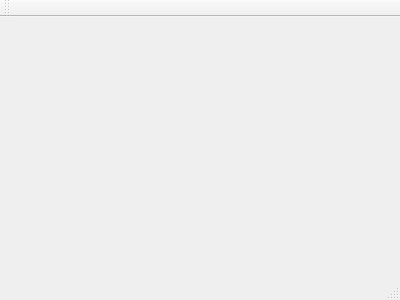
This is Project/pro/mainwindow.ui in Paul3326/FFT_4Qt as Qt 5 draws it before an edit. The edited form follows.
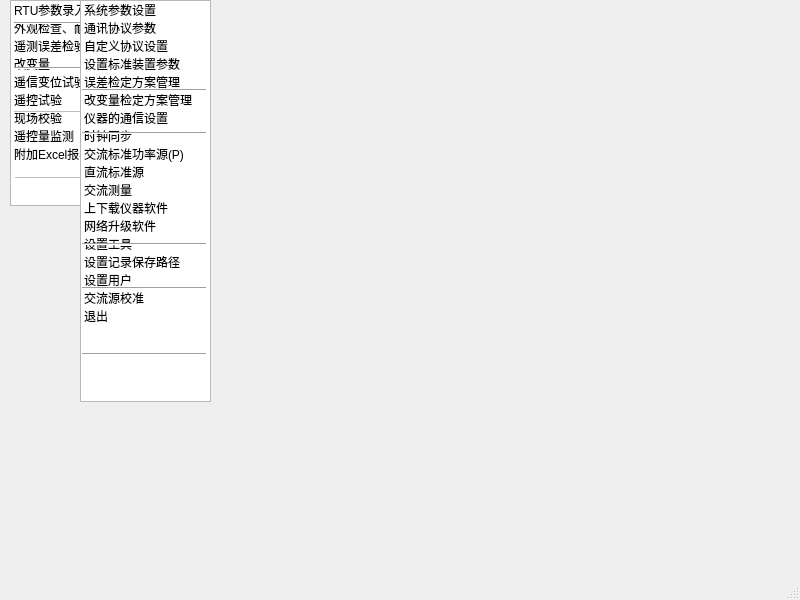
This is the edited form.

What changed in the file:
```diff
--- a/Project/pro/mainwindow.ui
+++ b/Project/pro/mainwindow.ui
@@ -1,24 +1,412 @@
 <ui version="4.0">
  <class>MainWindow</class>
- <widget class="QMainWindow" name="MainWindow" >
-  <property name="geometry" >
+ <widget class="QMainWindow" name="MainWindow">
+  <property name="geometry">
    <rect>
     <x>0</x>
     <y>0</y>
-    <width>400</width>
-    <height>300</height>
+    <width>800</width>
+    <height>600</height>
    </rect>
   </property>
   <property name="windowTitle" >
    <string>MainWindow</string>
   </property>
-  <widget class="QMenuBar" name="menuBar" />
-  <widget class="QToolBar" name="mainToolBar" />
-  <widget class="QWidget" name="centralWidget" />
-  <widget class="QStatusBar" name="statusBar" />
+  <widget class="QWidget" name="centralWidget">
+   <widget class="QListWidget" name="listWidget_RTU">
+    <property name="geometry">
+     <rect>
+      <x>10</x>
+      <y>0</y>
+      <width>145</width>
+      <height>206</height>
+     </rect>
+    </property>
+    <property name="font">
+     <font>
+      <pointsize>9</pointsize>
+     </font>
+    </property>
+    <property name="mouseTracking">
+     <bool>true</bool>
+    </property>
+    <property name="tabletTracking">
+     <bool>true</bool>
+    </property>
+    <property name="horizontalScrollBarPolicy">
+     <enum>Qt::ScrollBarAsNeeded</enum>
+    </property>
+    <property name="sizeAdjustPolicy">
+     <enum>QAbstractScrollArea::AdjustIgnored</enum>
+    </property>
+    <property name="editTriggers">
+     <set>QAbstractItemView::CurrentChanged|QAbstractItemView::EditKeyPressed|QAbstractItemView::SelectedClicked</set>
+    </property>
+    <property name="textElideMode">
+     <enum>Qt::ElideMiddle</enum>
+    </property>
+    <property name="spacing">
+     <number>2</number>
+    </property>
+    <property name="itemAlignment">
+     <set>Qt::AlignJustify|Qt::AlignLeading|Qt::AlignLeft</set>
+    </property>
+    <item>
+     <property name="text">
+      <string>RTU参数录入</string>
+     </property>
+     <property name="font">
+      <font>
+       <underline>false</underline>
+      </font>
+     </property>
+    </item>
+    <item>
+     <property name="text">
+      <string>外观检查、耐压试验结果</string>
+     </property>
+     <property name="background">
+      <brush brushstyle="NoBrush">
+       <color alpha="255">
+        <red>0</red>
+        <green>0</green>
+        <blue>0</blue>
+       </color>
+      </brush>
+     </property>
+     <property name="flags">
+      <set>ItemIsSelectable|ItemIsUserCheckable|ItemIsEnabled</set>
+     </property>
+    </item>
+    <item>
+     <property name="text">
+      <string>遥测误差检验</string>
+     </property>
+    </item>
+    <item>
+     <property name="text">
+      <string>改变量</string>
+     </property>
+    </item>
+    <item>
+     <property name="text">
+      <string>遥信变位试验</string>
+     </property>
+    </item>
+    <item>
+     <property name="text">
+      <string>遥控试验</string>
+     </property>
+    </item>
+    <item>
+     <property name="text">
+      <string>现场校验</string>
+     </property>
+    </item>
+    <item>
+     <property name="text">
+      <string>遥控量监测</string>
+     </property>
+    </item>
+    <item>
+     <property name="text">
+      <string>附加Excel报表管理</string>
+     </property>
+    </item>
+   </widget>
+   <widget class="Line" name="line_1">
+    <property name="geometry">
+     <rect>
+      <x>14</x>
+      <y>22</y>
+      <width>131</width>
+      <height>3</height>
+     </rect>
+    </property>
+    <property name="orientation">
+     <enum>Qt::Horizontal</enum>
+    </property>
+   </widget>
+   <widget class="Line" name="line_2">
+    <property name="geometry">
+     <rect>
+      <x>14</x>
+      <y>67</y>
+      <width>131</width>
+      <height>3</height>
+     </rect>
+    </property>
+    <property name="orientation">
+     <enum>Qt::Horizontal</enum>
+    </property>
+   </widget>
+   <widget class="Line" name="line_3">
+    <property name="enabled">
+     <bool>false</bool>
+    </property>
+    <property name="geometry">
+     <rect>
+      <x>14</x>
+      <y>111</y>
+      <width>131</width>
+      <height>3</height>
+     </rect>
+    </property>
+    <property name="font">
+     <font>
+      <kerning>false</kerning>
+     </font>
+    </property>
+    <property name="orientation">
+     <enum>Qt::Horizontal</enum>
+    </property>
+   </widget>
+   <widget class="Line" name="line_4">
+    <property name="enabled">
+     <bool>false</bool>
+    </property>
+    <property name="geometry">
+     <rect>
+      <x>15</x>
+      <y>177</y>
+      <width>131</width>
+      <height>3</height>
+     </rect>
+    </property>
+    <property name="font">
+     <font>
+      <kerning>false</kerning>
+     </font>
+    </property>
+    <property name="lineWidth">
+     <number>1</number>
+    </property>
+    <property name="midLineWidth">
+     <number>0</number>
+    </property>
+    <property name="orientation">
+     <enum>Qt::Horizontal</enum>
+    </property>
+   </widget>
+   <widget class="QListWidget" name="listWidget_SYS">
+    <property name="geometry">
+     <rect>
+      <x>80</x>
+      <y>0</y>
+      <width>131</width>
+      <height>402</height>
+     </rect>
+    </property>
+    <property name="font">
+     <font>
+      <pointsize>9</pointsize>
+     </font>
+    </property>
+    <property name="mouseTracking">
+     <bool>true</bool>
+    </property>
+    <property name="tabletTracking">
+     <bool>true</bool>
+    </property>
+    <property name="horizontalScrollBarPolicy">
+     <enum>Qt::ScrollBarAsNeeded</enum>
+    </property>
+    <property name="sizeAdjustPolicy">
+     <enum>QAbstractScrollArea::AdjustToContents</enum>
+    </property>
+    <property name="spacing">
+     <number>2</number>
+    </property>
+    <property name="itemAlignment">
+     <set>Qt::AlignJustify|Qt::AlignLeading|Qt::AlignLeft</set>
+    </property>
+    <item>
+     <property name="text">
+      <string>系统参数设置</string>
+     </property>
+     <property name="font">
+      <font>
+       <underline>false</underline>
+      </font>
+     </property>
+    </item>
+    <item>
+     <property name="text">
+      <string>通讯协议参数</string>
+     </property>
+     <property name="background">
+      <brush brushstyle="NoBrush">
+       <color alpha="255">
+        <red>0</red>
+        <green>0</green>
+        <blue>0</blue>
+       </color>
+      </brush>
+     </property>
+     <property name="flags">
+      <set>ItemIsSelectable|ItemIsUserCheckable|ItemIsEnabled</set>
+     </property>
+    </item>
+    <item>
+     <property name="text">
+      <string>自定义协议设置</string>
+     </property>
+    </item>
+    <item>
+     <property name="text">
+      <string>设置标准装置参数</string>
+     </property>
+    </item>
+    <item>
+     <property name="text">
+      <string>误差检定方案管理</string>
+     </property>
+    </item>
+    <item>
+     <property name="text">
+      <string>改变量检定方案管理</string>
+     </property>
+    </item>
+    <item>
+     <property name="text">
+      <string>仪器的通信设置</string>
+     </property>
+    </item>
+    <item>
+     <property name="text">
+      <string>时钟同步</string>
+     </property>
+    </item>
+    <item>
+     <property name="text">
+      <string>交流标准功率源(P)</string>
+     </property>
+    </item>
+    <item>
+     <property name="text">
+      <string>直流标准源</string>
+     </property>
+    </item>
+    <item>
+     <property name="text">
+      <string>交流测量</string>
+     </property>
+    </item>
+    <item>
+     <property name="text">
+      <string>上下载仪器软件</string>
+     </property>
+    </item>
+    <item>
+     <property name="text">
+      <string>网络升级软件</string>
+     </property>
+    </item>
+    <item>
+     <property name="text">
+      <string>设置工具</string>
+     </property>
+    </item>
+    <item>
+     <property name="text">
+      <string>设置记录保存路径</string>
+     </property>
+    </item>
+    <item>
+     <property name="text">
+      <string>设置用户</string>
+     </property>
+    </item>
+    <item>
+     <property name="text">
+      <string>交流源校准</string>
+     </property>
+    </item>
+    <item>
+     <property name="text">
+      <string>退出</string>
+     </property>
+    </item>
+   </widget>
+   <widget class="Line" name="line_11">
+    <property name="geometry">
+     <rect>
+      <x>82</x>
+      <y>89</y>
+      <width>124</width>
+      <height>3</height>
+     </rect>
+    </property>
+    <property name="orientation">
+     <enum>Qt::Horizontal</enum>
+    </property>
+   </widget>
+   <widget class="Line" name="line_12">
+    <property name="geometry">
+     <rect>
+      <x>82</x>
+      <y>132</y>
+      <width>124</width>
+      <height>3</height>
+     </rect>
+    </property>
+    <property name="orientation">
+     <enum>Qt::Horizontal</enum>
+    </property>
+   </widget>
+   <widget class="Line" name="line_13">
+    <property name="geometry">
+     <rect>
+      <x>82</x>
+      <y>243</y>
+      <width>124</width>
+      <height>3</height>
+     </rect>
+    </property>
+    <property name="orientation">
+     <enum>Qt::Horizontal</enum>
+    </property>
+   </widget>
+   <widget class="Line" name="line_14">
+    <property name="geometry">
+     <rect>
+      <x>82</x>
+      <y>287</y>
+      <width>124</width>
+      <height>3</height>
+     </rect>
+    </property>
+    <property name="orientation">
+     <enum>Qt::Horizontal</enum>
+    </property>
+   </widget>
+   <widget class="Line" name="line_15">
+    <property name="geometry">
+     <rect>
+      <x>82</x>
+      <y>353</y>
+      <width>124</width>
+      <height>3</height>
+     </rect>
+    </property>
+    <property name="orientation">
+     <enum>Qt::Horizontal</enum>
+    </property>
+   </widget>
+  </widget>
+  <widget class="QMenuBar" name="menuBar">
+   <property name="geometry">
+    <rect>
+     <x>0</x>
+     <y>0</y>
+     <width>800</width>
+     <height>22</height>
+    </rect>
+   </property>
+  </widget>
+  <widget class="QStatusBar" name="statusBar"/>
  </widget>
- <layoutDefault spacing="6" margin="11" />
- <pixmapfunction></pixmapfunction>
+ <layoutdefault spacing="6" margin="11"/>
  <resources/>
  <connections/>
 </ui>
```
Left out of the diff: 5 changed lines with no effect on the pictures.
